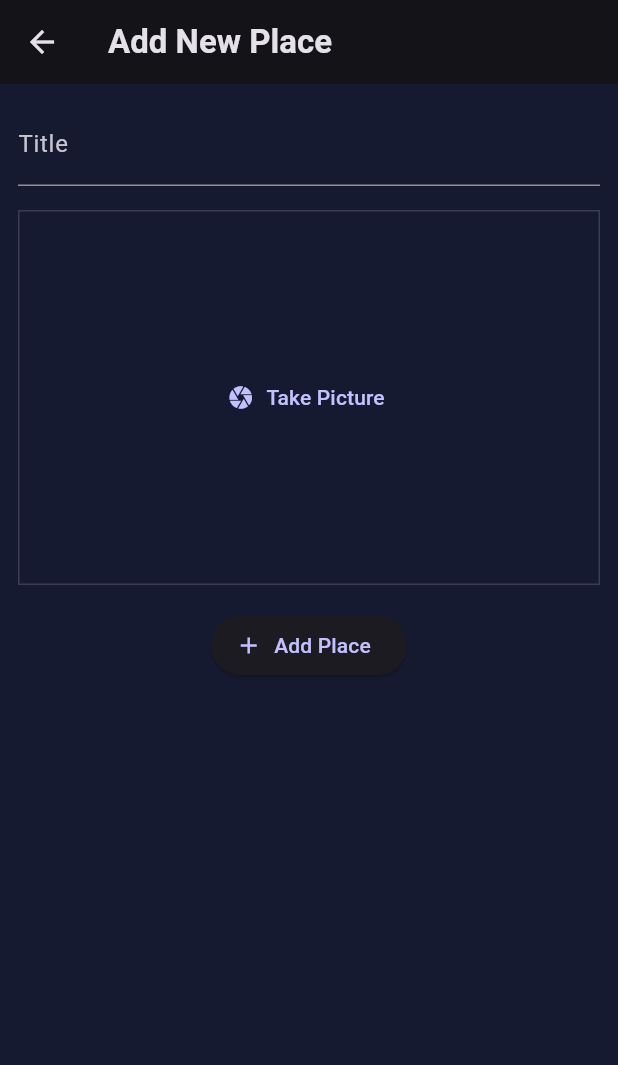
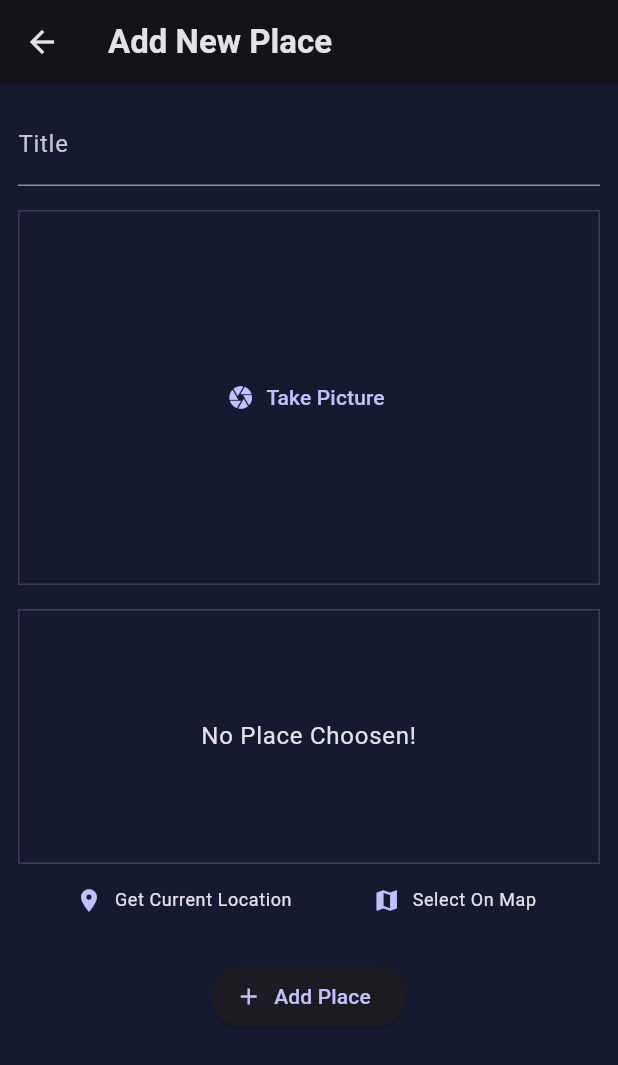
Before and after one commit to Rwan00/places, a Flutter app: the AddPlaceScreen screen opened directly, after a tap on "Take Picture", on a phone screen of 412 x 824 dp. Shown: the top 1065 px of the screen. Run offline on Flutter 3.47's test engine with Material 3 defaults, Android fonts, the phone set to English and light mode, and no system bars; our stand-ins replace flutter_riverpod, google_fonts; Roboto replaces fonts that are missing (Aboreto).

Commit message:
add location input

```diff
--- a/lib/screens/add_place.dart
+++ b/lib/screens/add_place.dart
@@ -4,6 +4,7 @@ import 'package:flutter/material.dart';
 import 'package:flutter_riverpod/flutter_riverpod.dart';
 import 'package:places/providers/user_places.dart';
 import 'package:places/widgets/image_input.dart';
+import 'package:places/widgets/location_input.dart';
 
 class AddPlaceScreen extends ConsumerStatefulWidget {
   const AddPlaceScreen({super.key});
@@ -55,7 +56,13 @@ class _AddPlaceScreenState extends ConsumerState<AddPlaceScreen> {
               const SizedBox(
                 height: 16,
               ),
-               ImageInput(onSelectedImage: (image) => _selectedImage = image,),
+ImageInput(
+                onSelectedImage: (image) => _selectedImage = image,
+              ),
+              const SizedBox(
+                height: 16,
+              ),
+              const LocationInput(),
               const SizedBox(
                 height: 16,
               ),
--- a/lib/widgets/image_input.dart
+++ b/lib/widgets/image_input.dart
@@ -1,7 +1,7 @@
 import 'dart:io';
 
 import 'package:flutter/material.dart';
-import 'package:image_picker/image_picker.dart';
+//import 'package:image_picker/image_picker.dart';
 
 class ImageInput extends StatefulWidget {
   final void Function(File image) onSelectedImage;
@@ -14,7 +14,7 @@ class ImageInput extends StatefulWidget {
 class _ImageInputState extends State<ImageInput> {
   File? _selectedImage;
   void _takeImage() async {
-    final imagePicker = ImagePicker();
+    /*final imagePicker = ImagePicker();
     final XFile? pickImage = await imagePicker.pickImage(
       source: ImageSource.camera,
       maxWidth: 600,
@@ -25,7 +25,7 @@ class _ImageInputState extends State<ImageInput> {
     setState(() {
       _selectedImage = File(pickImage.path);
     });
-    widget.onSelectedImage(_selectedImage!);
+    widget.onSelectedImage(_selectedImage!);*/
   }
 
   @override
--- /dev/null
+++ b/lib/widgets/location_input.dart
@@ -0,0 +1,56 @@
+import 'package:flutter/material.dart';
+
+class LocationInput extends StatelessWidget {
+  const LocationInput({super.key});
+
+  @override
+  Widget build(BuildContext context) {
+    return Column(
+      children: [
+        Container(
+          height: 170,
+          width: double.infinity,
+          decoration: BoxDecoration(
+            border: Border.all(
+              width: 1,
+              color: Theme.of(context).colorScheme.primary.withOpacity(0.2),
+            ),
+          ),
+          alignment: Alignment.center,
+          child: Text(
+            "No Place Choosen!",
+            style: Theme.of(context).textTheme.bodyLarge!.copyWith(
+                  color: Theme.of(context).colorScheme.onBackground,
+                ),
+            textAlign: TextAlign.center,
+          ),
+        ),
+        Row(
+          mainAxisAlignment: MainAxisAlignment.spaceEvenly,
+          children: [
+            TextButton.icon(
+              onPressed: () {},
+              icon: const Icon(Icons.location_on),
+              label: Text(
+                "Get Current Location",
+                style: Theme.of(context).textTheme.bodySmall!.copyWith(
+                      color: Theme.of(context).colorScheme.onBackground,
+                    ),
+              ),
+            ),
+            TextButton.icon(
+              onPressed: () {},
+              icon: const Icon(Icons.map),
+              label: Text(
+                "Select On Map",
+                style: Theme.of(context).textTheme.bodySmall!.copyWith(
+                      color: Theme.of(context).colorScheme.onBackground,
+                    ),
+              ),
+            ),
+          ],
+        ),
+      ],
+    );
+  }
+}
```
Also changed, not shown: 2 other files.
